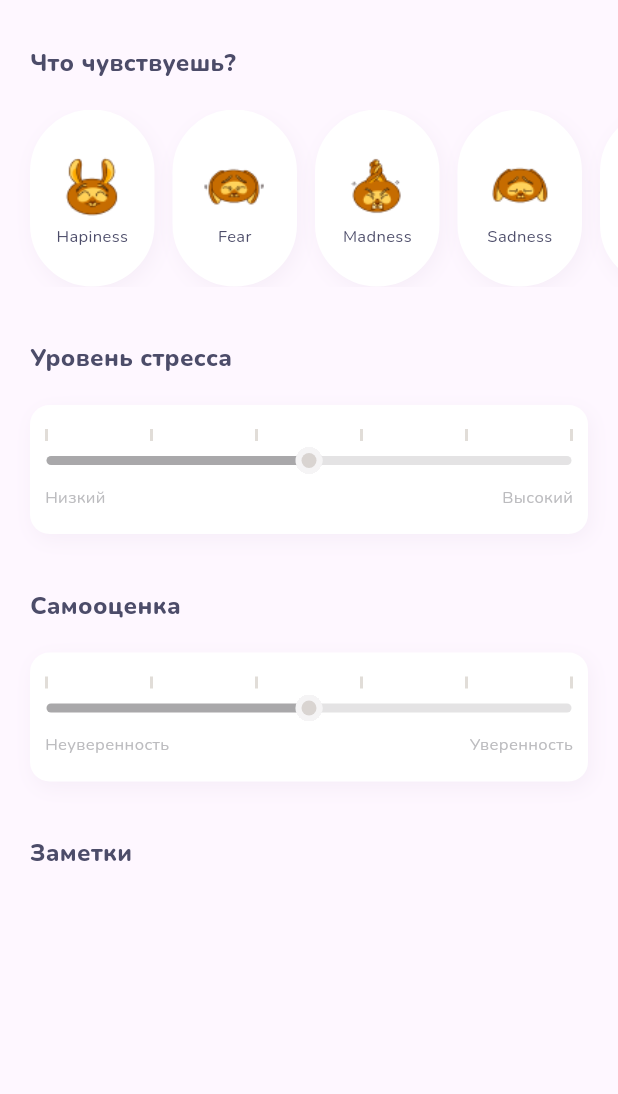
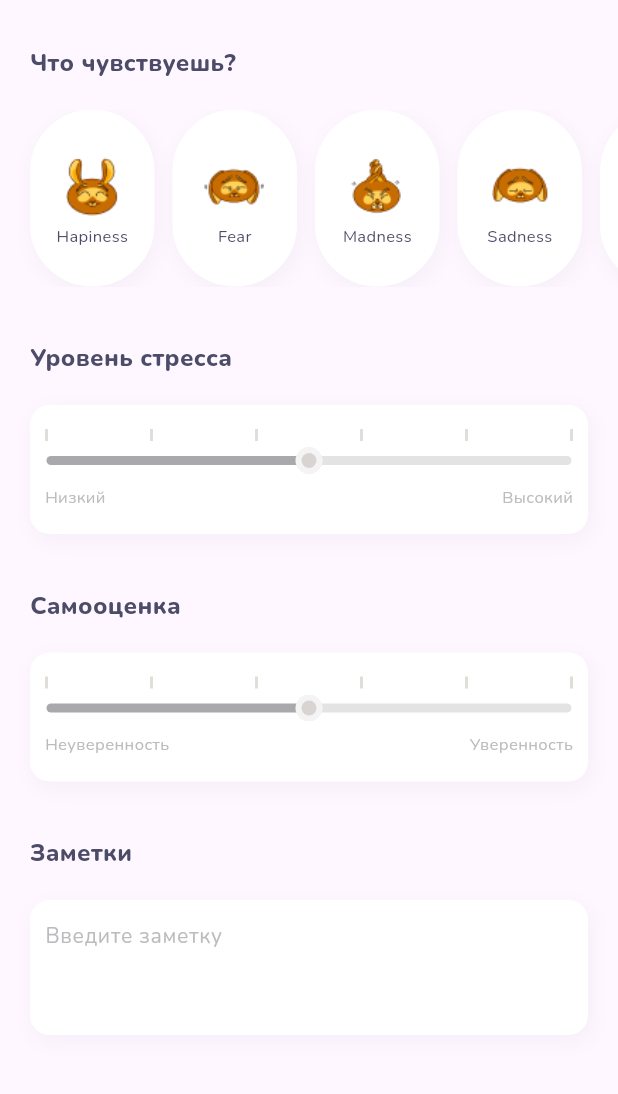
Before and after one commit to MaksimLevchenko/mood_diary, a Flutter app: the screen it shows after launch, on a phone screen of 412 x 824 dp, the part 129-1223 px from its top. Run offline on Flutter 3.47's test engine with Material 3 defaults, Android fonts, the phone set to English and light mode, and no system bars; our stand-ins replace google_fonts.

Commit message:
Added notes

```diff
--- a/lib/app_style/utils.dart
+++ b/lib/app_style/utils.dart
@@ -12,4 +12,6 @@ class Sizes {
   static const distanceInElement = 20.0;
   static const sliderBoxRadius = 13.0;
   static const sliderBoxSticksSize = Size(2, 8);
+  static const notesTextFieldRadius = 13.0;
+  static const notesTextFieldHeight = 90.0;
 }
--- a/lib/screens/main_screen/main_screen.dart
+++ b/lib/screens/main_screen/main_screen.dart
@@ -68,6 +68,9 @@ class _MainScreenState extends State<MainScreen> {
         title: _titleClock(),
         centerTitle: true,
         actions: [calendarButton()],
+        surfaceTintColor: Colors.transparent,
+        scrolledUnderElevation: 0,
+        forceMaterialTransparency: true,
       ),
       body: Padding(
         padding: const EdgeInsets.symmetric(horizontal: 20),
--- a/lib/screens/main_screen/tabs/mood_diary.dart
+++ b/lib/screens/main_screen/tabs/mood_diary.dart
@@ -13,7 +13,8 @@ class MoodDiaryTab extends StatelessWidget {
   Widget build(BuildContext context) {
     bool isMoodSelected =
         Provider.of<PersonMood>(context).pickedMoodIndex != null;
-    return SingleChildScrollView(
+    return Expanded(
+      child: SingleChildScrollView(
         child: Column(
           mainAxisAlignment: MainAxisAlignment.start,
           crossAxisAlignment: CrossAxisAlignment.start,
@@ -43,9 +44,16 @@ class MoodDiaryTab extends StatelessWidget {
             const SizedBox(height: Sizes.distanceBetweenElements),
             notesText(),
             const SizedBox(height: Sizes.distanceInElement),
+            notesTextField(context),
+            const SizedBox(height: 16),
           ],
         ),
+      ),
     );
+  }
+
+  Widget saveButton() {
+    return const Placeholder();
   }
 
   Text whatDoYouFeelText() => Text(
@@ -68,9 +76,7 @@ class MoodDiaryTab extends StatelessWidget {
 
   Widget stressSlider(BuildContext context) {
     final personMood = Provider.of<PersonMood>(context);
-    onChanged(value) {
-      personMood.stressLevel = value;
-    }
+    onChanged(value) => personMood.stressLevel = value;
 
     return sliderBlockBuilder(context, () => personMood.stressLevel, onChanged,
         ['Низкий', 'Высокий']);
@@ -96,12 +102,49 @@ class MoodDiaryTab extends StatelessWidget {
 
   Widget selfAssumingSlider(BuildContext context) {
     final personMood = Provider.of<PersonMood>(context);
-    onChanged(value) {
-      personMood.selfAssessment = value;
-    }
+    onChanged(value) => personMood.selfAssessment = value;
 
     return sliderBlockBuilder(context, () => personMood.selfAssessment,
         onChanged, ['Неуверенность', 'Уверенность']);
+  }
+
+  Widget notesTextField(BuildContext context) {
+    TextEditingController textEditingController =
+        TextEditingController(text: Provider.of<PersonMood>(context).notes);
+    return ConstrainedBox(
+      constraints:
+          const BoxConstraints.expand(height: Sizes.notesTextFieldHeight),
+      child: DecoratedBox(
+        decoration: BoxDecoration(
+          color: Colors.white,
+          boxShadow: [AppColors.shadow],
+          borderRadius: BorderRadius.circular(Sizes.notesTextFieldRadius),
+        ),
+        child: TextField(
+          controller: textEditingController,
+          decoration: InputDecoration(
+            hintText: 'Введите заметку',
+            hintStyle: GoogleFonts.nunito(
+              color: AppColors.gray2,
+              fontSize: 14,
+              fontWeight: FontWeight.w400,
+            ),
+            contentPadding: const EdgeInsets.all(10),
+            border: InputBorder.none,
+          ),
+          keyboardType: TextInputType.text,
+          maxLines: null,
+          style: GoogleFonts.nunito(
+            color: AppColors.black,
+            fontSize: 14,
+            fontWeight: FontWeight.w400,
+          ),
+          onChanged: (value) {
+            Provider.of<PersonMood>(context, listen: false).notes = value;
+          },
+        ),
+      ),
+    );
   }
 
   Widget sliderBlockBuilder(
```
Lines whose indentation alone changed are shown as unchanged.
